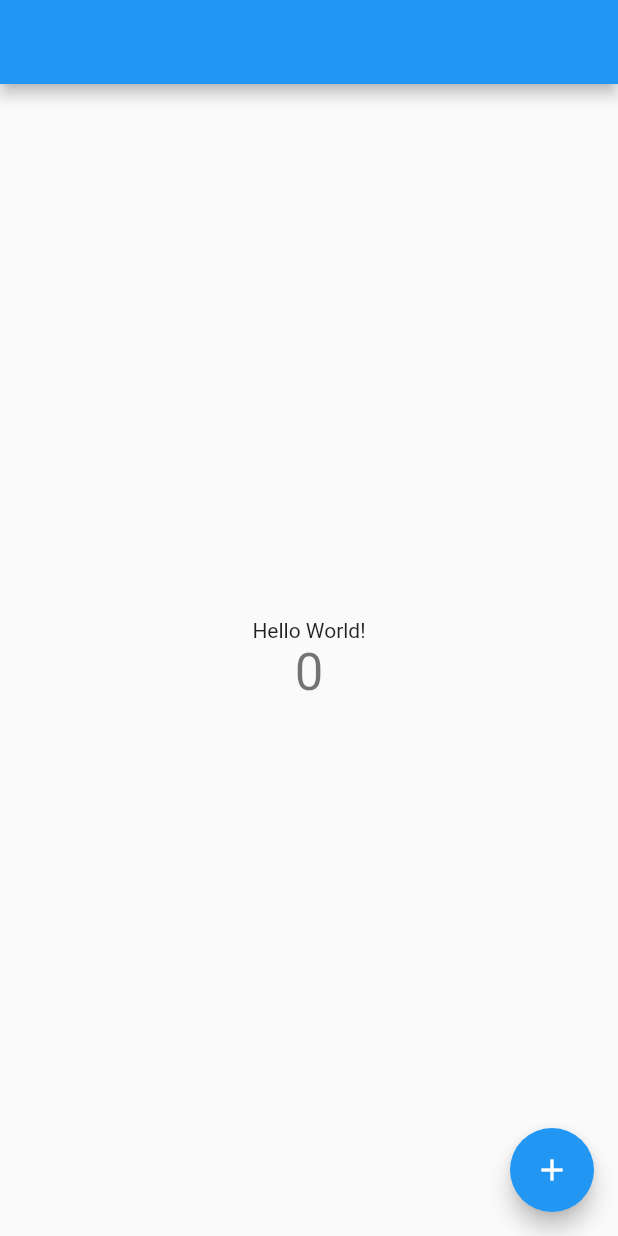
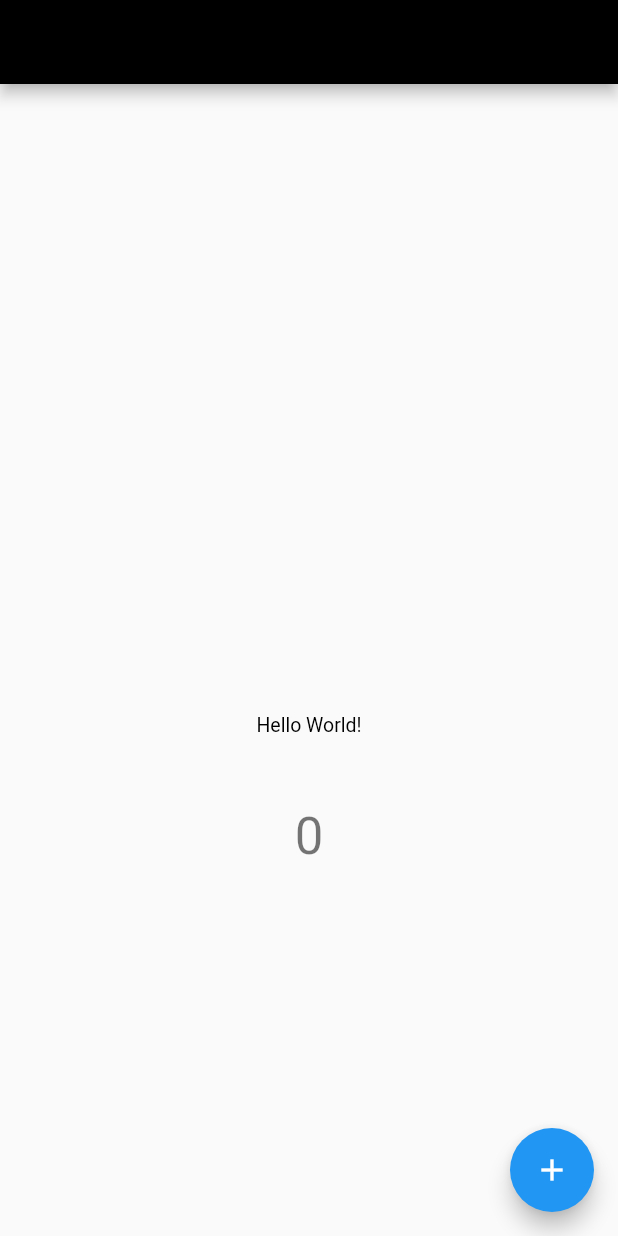
Before and after one commit to lienminhquang/photo, a Flutter app: the screen it shows after launch, on a phone screen of 412 x 824 dp. Run offline on Flutter 3.47's test engine with Material 2 defaults, Android fonts, the phone set to English and light mode, and no system bars; generated files the repository leaves out were written again.

Commit message:
+ add app theme

```diff
--- a/lib/main.dart
+++ b/lib/main.dart
@@ -3,6 +3,7 @@ import 'dart:developer';
 import 'package:flutter/material.dart';
 import 'package:flutter_gen/gen_l10n/app_localizations.dart';
 import 'package:flutter_localizations/flutter_localizations.dart';
+import 'package:photo/theme.dart';
 
 void main() {
   runApp(MyApp());
@@ -20,9 +21,7 @@ class MyApp extends StatelessWidget {
         GlobalCupertinoLocalizations.delegate,
       ],
       supportedLocales: [Locale('en'), Locale('vi')],
-      theme: ThemeData(
-        primarySwatch: Colors.blue,
-      ),
+      theme: appTheme,
       home: MyHomePage(title: ''),
     );
   }
--- /dev/null
+++ b/lib/theme.dart
@@ -0,0 +1,45 @@
+import 'package:flutter/material.dart';
+
+var appTheme = ThemeData(
+    brightness: Brightness.light,
+    primaryColor: Colors.black,
+    textTheme: const TextTheme(
+      headline1: TextStyle(
+          letterSpacing: -0.015,
+          height: 40.14,
+          fontSize: 36,
+          fontWeight: FontWeight.w400,
+          color: Color(0XFF000000),
+          fontFamily: 'Comfortaa'),
+      headline2: TextStyle(
+          letterSpacing: 0.04,
+          height: 15.23,
+          fontSize: 13,
+          fontWeight: FontWeight.w900,
+          color: Color(0XFF000000),
+          fontFamily: 'Roboto'),
+      headline3: TextStyle(
+          height: 15.23,
+          fontSize: 13,
+          fontWeight: FontWeight.w700,
+          color: Color(0XFF000000),
+          fontFamily: 'Roboto'),
+      subtitle1: TextStyle(
+          height: 12.89,
+          fontSize: 11,
+          fontWeight: FontWeight.w400,
+          color: Color(0XCC000000),
+          fontFamily: 'Roboto'),
+      bodyText1: TextStyle(
+          height: 17.58,
+          fontSize: 15,
+          fontWeight: FontWeight.w400,
+          color: Color(0XFF000000),
+          fontFamily: 'Roboto'),
+      bodyText2: TextStyle(
+          height: 18,
+          fontSize: 13,
+          fontWeight: FontWeight.w400,
+          color: Color(0XFF000000),
+          fontFamily: 'Roboto'),
+    ));
```
